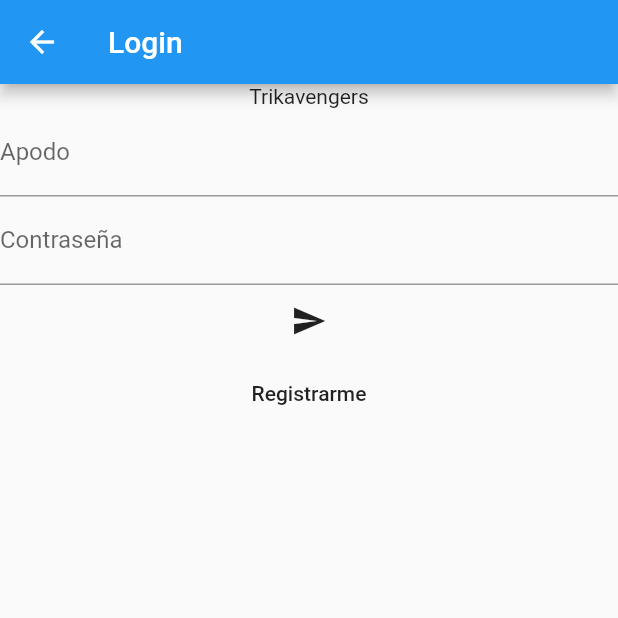
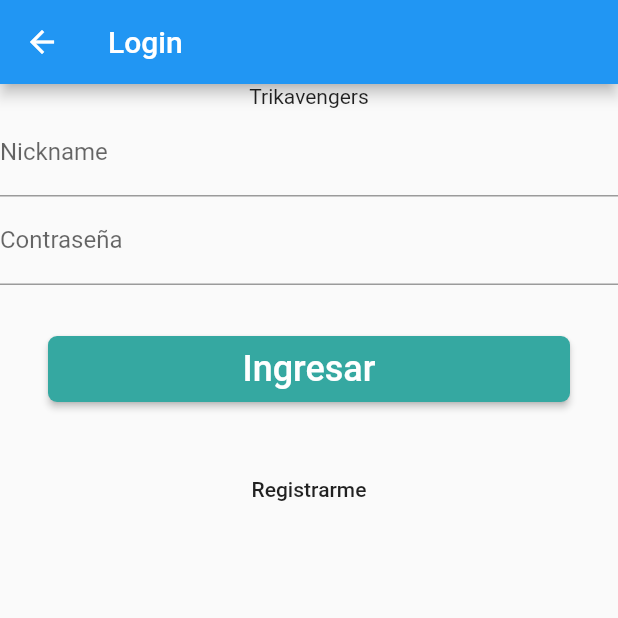
Before and after one commit to AiltonSalguero/tkv_books, a Flutter app: the screen it shows after launch, after a tap on the "verified user" icon, on a phone screen of 412 x 824 dp, the top half of it. Run offline on Flutter 3.47's test engine with Material 2 defaults, Android fonts, the phone set to English and light mode, and no system bars; accounts and stored records are empty; network calls fail; Roboto replaces fonts that are missing (Product_Sans_Bold).

Commit message:
boton de ingreso

```diff
--- a/lib/dao/sesion.dart
+++ b/lib/dao/sesion.dart
@@ -1,5 +1,8 @@
+import 'package:tkv_books/model/libro.dart';
 import 'package:tkv_books/model/usuario.dart';
 
 class Sesion{
+  // con sqflutter se puede mantener la sesion iniciada
   static Usuario usuarioLogeado;
+  static Libro libroAgregado = Libro();
 }
--- a/lib/main.dart
+++ b/lib/main.dart
@@ -1,5 +1,4 @@
 import 'package:flutter/material.dart';
-import 'package:tkv_books/pages/agregar_libro.dart';
 import 'package:tkv_books/pages/home.dart';
 import 'package:tkv_books/pages/lista_total.dart';
 import 'package:tkv_books/pages/login.dart';
@@ -24,7 +23,6 @@ class MyApp extends StatelessWidget {
         '/registro': (context) => RegistroPage(),
         '/perfil': (context) => PerfilPage(),
         '/lista_total': (context) => ListaTotalPage(),
-        '/agregar_libro': (context) => AgregarLibroPage(),
       },
       initialRoute: '/',
     );
--- a/lib/pages/home.dart
+++ b/lib/pages/home.dart
@@ -10,8 +10,16 @@ class _HomePageState extends State<HomePage> {
   @override
   Widget build(BuildContext context) {
     return Scaffold(
-      appBar: AppBar(title: Text("Trikavengers"),),
+      appBar: AppBar(
+        title: Text(
+          "Trikavengers",
+          style: TextStyle(
+            fontSize: 14.0,
+          ),
+        ),
+      ),
       body: Column(
+        crossAxisAlignment: CrossAxisAlignment.center,
         children: <Widget>[
           Text(
             "Trikavengers",
@@ -20,6 +28,7 @@ class _HomePageState extends State<HomePage> {
             ),
           ),
           Row(
+            crossAxisAlignment: CrossAxisAlignment.center,
             children: <Widget>[
               FlatButton(
                 child: Icon(Icons.list),
--- a/lib/pages/lista_total.dart
+++ b/lib/pages/lista_total.dart
@@ -1,4 +1,5 @@
 import 'package:flutter/material.dart';
+import 'package:tkv_books/model/libro_leyendose.dart';
 
 class ListaTotalPage extends StatefulWidget {
   @override
@@ -12,4 +13,8 @@ class _ListaTotalPageState extends State<ListaTotalPage> {
 
     );
   }
+
+  Widget _libroLeyendoseItem(LibroLeyendose libro){
+    return Text("");
+  }
 }
--- a/lib/pages/login.dart
+++ b/lib/pages/login.dart
@@ -2,7 +2,7 @@ import 'package:flutter/material.dart';
 import 'package:tkv_books/dao/sesion.dart';
 import 'package:tkv_books/dao/usuario_dao.dart';
 import 'package:tkv_books/util/router.dart';
-import 'package:tkv_books/widgets/error_login_dialog.dart';
+import 'package:tkv_books/dialogs/error_login_dialog.dart';
 
 class LoginPage extends StatefulWidget {
   @override
@@ -23,6 +23,7 @@ class _LoginPageState extends State<LoginPage> {
   @override
   Widget build(BuildContext context) {
     return Scaffold(
+      resizeToAvoidBottomPadding: false,
       appBar: AppBar(
         title: Text(
           "Login",
@@ -36,7 +37,7 @@ class _LoginPageState extends State<LoginPage> {
           TextFormField(
             controller: nickname,
             decoration: InputDecoration(
-              labelText: 'Apodo',
+              labelText: 'Nickname',
             ),
           ),
           TextFormField(
@@ -46,10 +47,7 @@ class _LoginPageState extends State<LoginPage> {
             ),
             obscureText: true,
           ),
-          FlatButton(
-            child: Icon(Icons.send),
-            onPressed: () => _validarUsuario(),
-          ),
+          _ingresarButton(_validarUsuario()),
           FlatButton(
             child: Text("Registrarme"),
             onPressed: () => Router.irRegistro(context),
@@ -59,7 +57,34 @@ class _LoginPageState extends State<LoginPage> {
     );
   }
 
+  Widget _ingresarButton(void onPressed) {
+    return Container(
+      width: double.infinity,
+      child: Padding(
+        padding: const EdgeInsets.all(32.0),
+        child: RaisedButton(
+          color: Color(0xFF35A8A1),
+          shape: RoundedRectangleBorder(
+            borderRadius: BorderRadius.circular(6.0),
+          ),
+          child: Padding(
+            padding: const EdgeInsets.all(8.0),
+            child: Text(
+              "Ingresar",
+              style: TextStyle(
+                  color: Colors.white,
+                  fontSize: 24.0,
+                  fontFamily: "Product_Sans_Bold"),
+            ),
+          ),
+          onPressed: () => onPressed,
+        ),
+      ),
+    );
+  }
+
   void _validarUsuario() {
+    if(nickname.text=="" || contrasenia.text == "") return null;
     UsuarioDao.existeUsuario(nickname.text, contrasenia.text).then((existe) {
       if (existe) {
         _logearUsuario();
@@ -74,9 +99,9 @@ class _LoginPageState extends State<LoginPage> {
   }
 
   void _logearUsuario() {
-    UsuarioDao.getUsuarioByNickname(nickname.text).then((user){
+    UsuarioDao.getUsuarioByNickname(nickname.text).then((user) {
       Sesion.usuarioLogeado = user;
+      Router.irPerfil(context);
     });
-    Router.irPerfil(context);
   }
 }
--- a/lib/pages/registro.dart
+++ b/lib/pages/registro.dart
@@ -27,6 +27,7 @@ class _RegistroPageState extends State<RegistroPage> {
   @override
   Widget build(BuildContext context) {
     return Scaffold(
+      resizeToAvoidBottomPadding: false,
       appBar: AppBar(
         title: Text(
           "Registro",
@@ -50,7 +51,7 @@ class _RegistroPageState extends State<RegistroPage> {
           TextFormField(
             controller: nickname,
             decoration: InputDecoration(
-              labelText: 'Apodo',
+              labelText: 'Nickname',
             ),
           ),
           TextFormField(
```
Also changed, not shown: lib/dao/api_dao.dart (+21 -14 lines), lib/dao/libro_dao.dart (+35 -7 lines), lib/dao/usuario_dao.dart (+23 -19 lines), lib/dialogs/agregar_libro_dialog.dart (added, +76 -0 lines), lib/model/libro.dart (+5 -2 lines), lib/model/libro_leyendose.dart (added, +14 -0 lines), lib/pages/agregar_libro.dart (deleted, +0 -15 lines), lib/pages/perfil.dart (+61 -4 lines), lib/dialogs/eliminar_libro_dialog.dart (renamed from lib/widgets/eliminar_libro_dialog.dart), lib/dialogs/error_login_dialog.dart (renamed from lib/widgets/error_login_dialog.dart).
